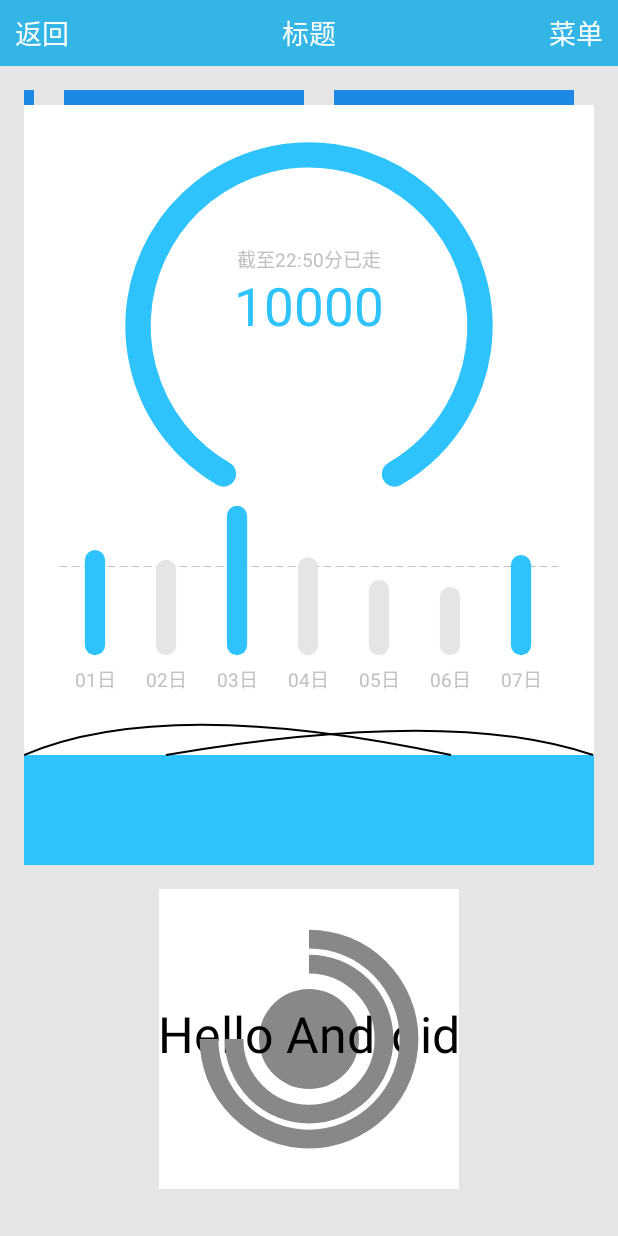
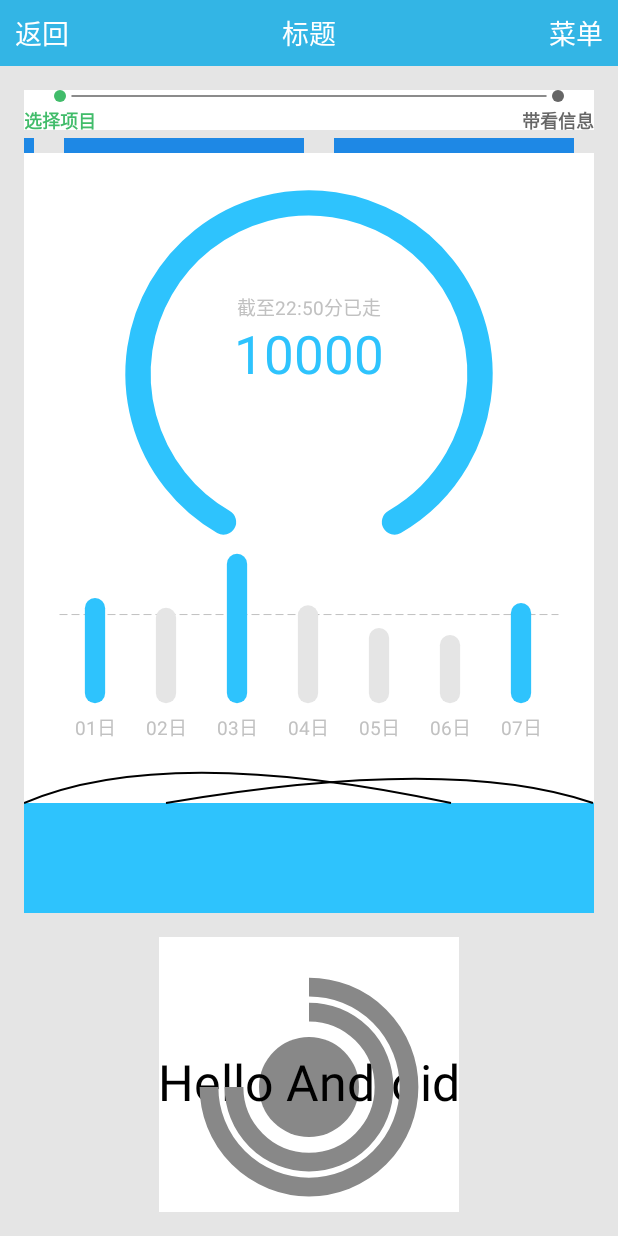
Before and after one commit to seasonfif/TheDemo, an Android app: the TestViewActivity screen opened directly, with no data from a screen before it, on a phone screen of 412 x 824 dp. Run offline under Robolectric (Android 15) with nearby library versions, the phone set to English and light mode, and no system bars; 1 statement that could not run was skipped.

Commit message:
自定义步骤指示view

```diff
--- a/MyDemo/src/main/java/com/demo/activity/TestViewActivity.java
+++ b/MyDemo/src/main/java/com/demo/activity/TestViewActivity.java
@@ -13,6 +13,7 @@ import com.demo.customview.view.CustomerArcView;
 import com.demo.customview.view.LikeQQHealthView;
 
 import com.demo.customview.view.MarqueeView;
+import com.demo.customview.view.RecordStepView;
 import java.util.Random;
 
 public class TestViewActivity extends BaseActivity {
@@ -22,6 +23,9 @@ public class TestViewActivity extends BaseActivity {
 
     private CustomerArcView arcView;
     private boolean arcViewChanged = false;
+
+    private RecordStepView recordStepView;
+    private boolean firstStep = true;
     @Override
     protected void onCreate(Bundle savedInstanceState) {
         super.onCreate(savedInstanceState);
@@ -108,6 +112,18 @@ public class TestViewActivity extends BaseActivity {
                 }
             }
         }.start();
+
+        recordStepView = (RecordStepView) findViewById(R.id.record_step_view);
+        recordStepView.setOnClickListener(new View.OnClickListener() {
+            @Override public void onClick(View v) {
+                if (firstStep){
+                    recordStepView.setFirstStep(false);
+                } else{
+                    recordStepView.setFirstStep(true);
+                }
+                firstStep = !firstStep;
+            }
+        });
     }
 
 
--- /dev/null
+++ b/MyDemo/src/main/java/com/demo/customview/view/RecordStepView.java
@@ -0,0 +1,110 @@
+package com.demo.customview.view;
+
+import android.content.Context;
+import android.graphics.Canvas;
+import android.graphics.Color;
+import android.graphics.Paint;
+import android.graphics.Typeface;
+import android.util.AttributeSet;
+import android.view.View;
+import com.demo.R;
+
+/**
+ * 创建时间：2017年03月15日10:59 <br>
+ * 作者：zhangqiang <br>
+ * 描述：录带看进度view
+ */
+
+public class RecordStepView extends View {
+
+  private boolean firstStep = true;
+  private int doColor;
+  private int undoColor;
+  private float spaceH;
+  private float spaceV;
+  private float radius;
+  private float lineHeight;
+  private float textHeight;
+  private Paint circlePaint;
+  private Paint linePaint;
+
+  private String leftText;
+  private String rightText;
+  private float textSize;
+  private Paint textPaint;
+
+  public RecordStepView(Context context) {
+    this(context, null);
+  }
+
+  public RecordStepView(Context context, AttributeSet attrs) {
+    this(context, attrs, 0);
+  }
+
+  public RecordStepView(Context context, AttributeSet attrs, int defStyleAttr) {
+    super(context, attrs, defStyleAttr);
+    init();
+  }
+
+  public void setFirstStep(boolean firstStep) {
+    this.firstStep = firstStep;
+    invalidate();
+  }
+
+  private void init() {
+    doColor = Color.parseColor("#41bc6a");
+    undoColor = Color.parseColor("#666666");
+    radius = getResources().getDimension(R.dimen.dimen_4);
+    spaceH = getResources().getDimension(R.dimen.dimen_4);
+    spaceV = getResources().getDimension(R.dimen.dimen_5);
+    lineHeight = getResources().getDimension(R.dimen.dimen_1);
+
+    leftText = "选择项目";
+    rightText = "带看信息";
+    textSize = getResources().getDimension(R.dimen.dimen_12);
+
+    circlePaint = new Paint();
+    linePaint = new Paint();
+    linePaint.setStrokeWidth(lineHeight);
+    linePaint.setStrokeJoin(Paint.Join.ROUND);
+    linePaint.setStrokeCap(Paint.Cap.ROUND);
+
+    textPaint = new Paint();
+    textPaint.setTextSize(textSize);
+    textPaint.setTypeface(Typeface.defaultFromStyle(Typeface.BOLD));
+
+    Paint.FontMetrics fm = textPaint.getFontMetrics();
+    textHeight = fm.descent - fm.ascent;
+  }
+
+  @Override protected void onMeasure(int widthMeasureSpec, int heightMeasureSpec) {
+    int height = (int) (2*radius + spaceV + textHeight);
+    setMeasuredDimension(MeasureSpec.getSize(widthMeasureSpec), height);
+  }
+
+  @Override public void draw(Canvas canvas) {
+    super.draw(canvas);
+    //绘制左边圆
+    float leftTextWidth = textPaint.measureText(leftText);
+    circlePaint.setColor(doColor);
+    canvas.drawCircle(leftTextWidth/2, radius, radius, circlePaint);
+
+    //绘制左边文字
+    textPaint.setColor(doColor);
+    canvas.drawText(leftText, 0, 2*radius + spaceV + textSize, textPaint);
+
+    //绘制右边圆
+    float rightTextWidth = textPaint.measureText(leftText);
+    circlePaint.setColor(firstStep ? undoColor : doColor);
+    canvas.drawCircle(getMeasuredWidth() - rightTextWidth/2, radius, radius, circlePaint);
+
+    //绘制右边文字
+    textPaint.setColor(firstStep ? undoColor : doColor);
+    textPaint.measureText(rightText);
+    canvas.drawText(rightText, getMeasuredWidth() - rightTextWidth, 2*radius + spaceV + textSize, textPaint);
+
+    //绘制中间线条
+    linePaint.setColor(firstStep ? undoColor : doColor);
+    canvas.drawLine(leftTextWidth/2 + radius + spaceH, radius, getMeasuredWidth() - rightTextWidth/2 - radius - spaceH, radius, linePaint);
+  }
+}
--- a/MyDemo/src/main/res/layout/activity_views.xml
+++ b/MyDemo/src/main/res/layout/activity_views.xml
@@ -11,6 +11,13 @@
     android:orientation="vertical"
     android:background="#e5e5e5"
     tools:context=".activity.TestViewActivity">
+
+    <com.demo.customview.view.RecordStepView
+      android:id="@+id/record_step_view"
+      android:layout_width="match_parent"
+      android:layout_height="wrap_content"
+      android:background="#ffffff"
+      android:layout_marginBottom="@dimen/dimen_5"/>
 
     <com.demo.customview.view.LikeGoogleProgressView
         android:id="@+id/google_progress"
--- a/MyDemo/src/main/res/values/dimens.xml
+++ b/MyDemo/src/main/res/values/dimens.xml
@@ -2,6 +2,10 @@
     <!-- Default screen margins, per the Android Design guidelines. -->
     <dimen name="activity_horizontal_margin">16dp</dimen>
     <dimen name="activity_vertical_margin">16dp</dimen>
+    <dimen name="dimen_1">1dp</dimen>
+    <dimen name="dimen_4">4dp</dimen>
+    <dimen name="dimen_5">5dp</dimen>
+    <dimen name="dimen_12">12dp</dimen>
     <dimen name="dimen_15">15dp</dimen>
-    <dimen name="dimen_5">5dp</dimen>
+    <dimen name="dimen_40">40dp</dimen>
 </resources>
```
